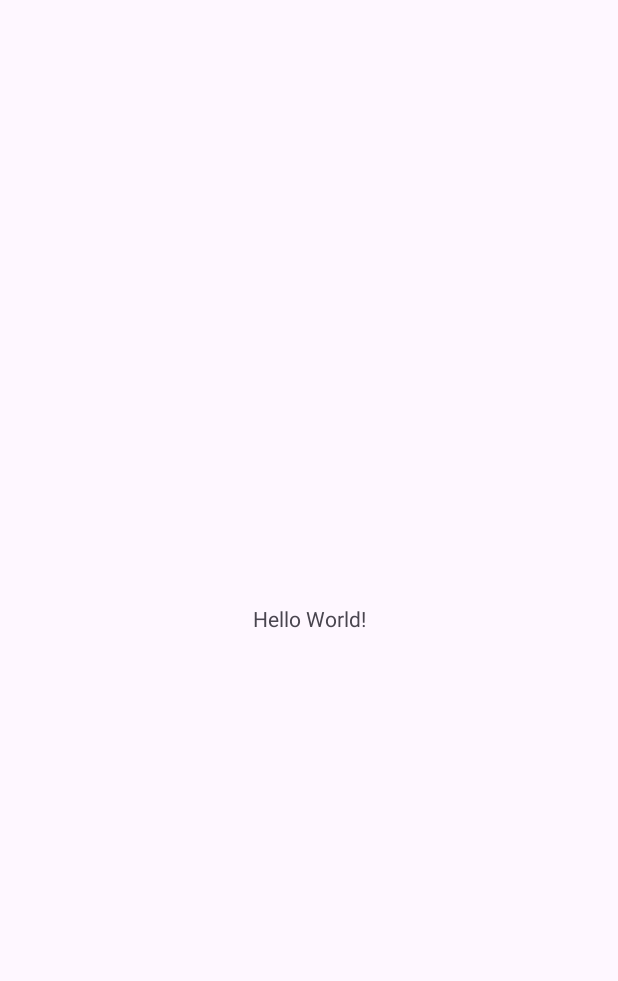
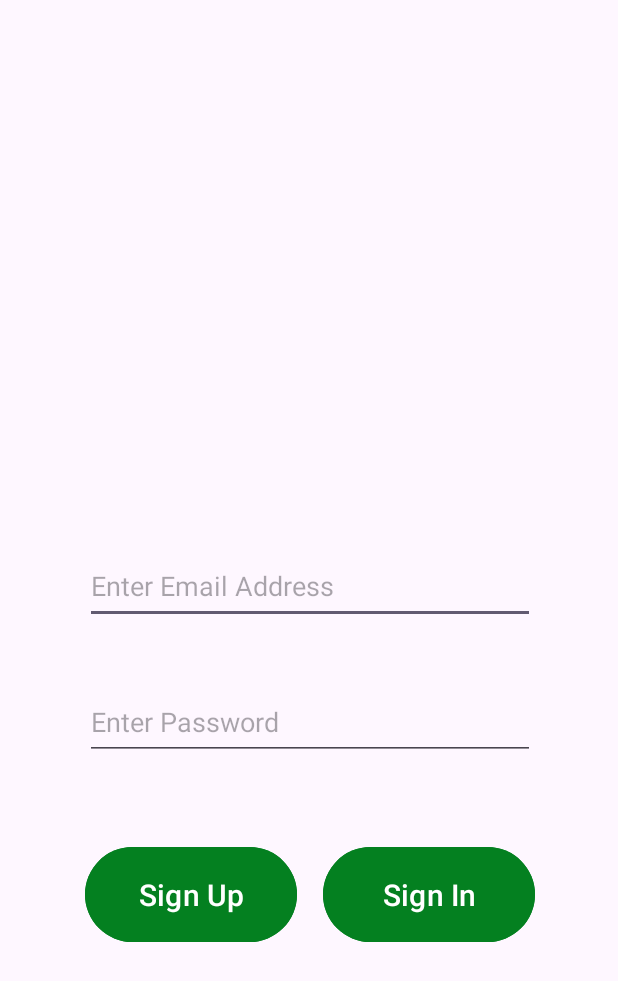
Before and after one commit to sherrys2025/PSET-CarpoolBuddy, an Android app: the screen it shows after launch (MainActivity before the commit, AuthActivity after it), on a phone screen of 412 x 824 dp. Before the commit the part shown is almost empty. Shown: the top 981 px of the screen. Run offline under Robolectric (Android 15) with nearby library versions, the phone set to English and light mode, and no system bars; our stand-ins replace Firebase (no records; nobody signed in at launch, a user with empty details on screens opened directly).

Commit message:
i hate #2

```diff
--- a/app/src/main/java/com/example/carpoolbuddy/AuthActivity.java
+++ b/app/src/main/java/com/example/carpoolbuddy/AuthActivity.java
@@ -1,14 +1,125 @@
 package com.example.carpoolbuddy;
 
+import androidx.annotation.NonNull;
 import androidx.appcompat.app.AppCompatActivity;
 
+import android.content.Intent;
 import android.os.Bundle;
+import android.util.Log;
+import android.view.View;
+import android.widget.EditText;
+import android.widget.Spinner;
+import android.widget.TextView;
+import android.widget.Toast;
+
+import com.google.android.gms.tasks.OnCompleteListener;
+import com.google.android.gms.tasks.Task;
+import com.google.firebase.auth.AuthResult;
+import com.google.firebase.auth.FirebaseAuth;
+import com.google.firebase.auth.FirebaseUser;
+import com.google.firebase.firestore.FirebaseFirestore;
 
 public class AuthActivity extends AppCompatActivity {
 
+//    private GoogleSignInClient mGoogleSignInClient;
+    private FirebaseAuth mAuth;
+    private FirebaseFirestore firestore;
+    private String selected;
+    private Spinner sUserType;
+    private EditText emailField;
+    private EditText passwordField;
+
+    private TextView errorMsg;
+
+
     @Override
     protected void onCreate(Bundle savedInstanceState) {
+        System.out.println("print");
         super.onCreate(savedInstanceState);
         setContentView(R.layout.activity_auth);
+
+        mAuth = FirebaseAuth.getInstance();
+//        firestore = FirebaseFirestore.getInstance();
+
+        emailField = findViewById(R.id.editTextEmail);
+        passwordField = findViewById(R.id.editTextPassword);
+        errorMsg = findViewById(R.id.errorMsg);
     }
+    @Override
+    public void onStart(){
+        super.onStart();
+        // Check if user is signed in (non-null) and update UI accordingly.
+        FirebaseUser currentUser = mAuth.getCurrentUser();
+        if(currentUser != null){
+            updateUI(currentUser);
+        }
+    }
+
+//    void onActivityResult(...){
+//
+//    }
+//    void uploadData(FirebaseUser mUser){
+//
+//    }
+//    private void firebaseAuthWithGoogle(String idToken){
+//
+//    }
+
+    public void signIn(View v){
+        System.out.println("Sign in");
+        String email = emailField.getText().toString();
+        System.out.println(email);
+        String password = passwordField.getText().toString();
+        System.out.println(password);
+        System.out.println();
+
+        mAuth.signInWithEmailAndPassword(email, password)
+                .addOnCompleteListener(this, new OnCompleteListener<AuthResult>() {
+                    @Override
+                    public void onComplete(@NonNull Task<AuthResult> task) {
+                        if (task.isSuccessful()) {
+                            // Sign in success, update UI with the signed-in user's information
+                            Log.d("SIGN IN", "signInWithEmail:success");
+                            FirebaseUser user = mAuth.getCurrentUser();
+                            updateUI(user);
+                        } else {
+                            // If sign in fails, display a message to the user.
+                            Log.w("SIGN IN", "signInWithEmail:failure", task.getException());
+                            errorMsg.setText(task.getException().getMessage());
+                        }
+                    }
+                });
+    }
+    public void signUp(View v){
+        System.out.println("Sign up");
+        String email = emailField.getText().toString();
+        System.out.println(email);
+        String password = passwordField.getText().toString();
+        System.out.println(password);
+        System.out.println();
+
+        mAuth.createUserWithEmailAndPassword(email, password)
+                .addOnCompleteListener(this, new OnCompleteListener<AuthResult>() {
+                    @Override
+                    public void onComplete(@NonNull Task<AuthResult> task) {
+                        if(task.isSuccessful()){
+                            Log.d("SIGN UP", "signUpWithCustomToken:success");
+                            FirebaseUser user = mAuth.getCurrentUser();
+                            updateUI(user);
+                        } else {
+                            // If sign in fails, display a message to the user.
+                            Log.w("SIGN UP", "signUpWithCustomToken:failure", task.getException());
+                            errorMsg.setText(task.getException().getMessage());
+                            //updateUI(null);
+                        }
+                    }
+                });
+    }
+
+    void updateUI(FirebaseUser user){
+        Intent intent = new Intent(this, MainActivity.class);
+        startActivity(intent);
+    }
+
+
 }
--- a/app/src/main/res/layout/activity_auth.xml
+++ b/app/src/main/res/layout/activity_auth.xml
@@ -17,7 +17,37 @@
         app:layout_constraintHorizontal_bias="0.504"
         app:layout_constraintStart_toStartOf="parent"
         app:layout_constraintTop_toTopOf="parent"
-        app:layout_constraintVertical_bias="0.883" />
+        app:layout_constraintVertical_bias="0.9" />
+
+    <Button
+        android:id="@+id/signInButton"
+        android:layout_width="141dp"
+        android:layout_height="67dp"
+        android:layout_marginTop="56dp"
+        android:backgroundTint="#048020"
+        android:fontFamily="sans-serif-medium"
+        android:insetTop="2dp"
+        android:insetBottom="2dp"
+        android:onClick="signIn"
+        android:text="Sign In"
+        android:textSize="20sp"
+        app:layout_constraintEnd_toEndOf="@+id/editTextPassword"
+        app:layout_constraintTop_toBottomOf="@+id/editTextPassword" />
+
+    <Button
+        android:id="@+id/signUpButton"
+        android:layout_width="141dp"
+        android:layout_height="67dp"
+        android:layout_marginTop="56dp"
+        android:backgroundTint="#048020"
+        android:fontFamily="sans-serif-medium"
+        android:insetTop="2dp"
+        android:insetBottom="2dp"
+        android:onClick="signUp"
+        android:text="Sign Up"
+        android:textSize="20sp"
+        app:layout_constraintStart_toStartOf="@+id/editTextPassword"
+        app:layout_constraintTop_toBottomOf="@+id/editTextPassword" />
 
     <EditText
         android:id="@+id/editTextPassword"
@@ -28,36 +58,23 @@
         android:inputType="textPassword"
         app:layout_constraintBottom_toBottomOf="parent"
         app:layout_constraintEnd_toEndOf="parent"
-        app:layout_constraintHorizontal_bias="0.5"
+        app:layout_constraintHorizontal_bias="0.504"
         app:layout_constraintStart_toStartOf="parent"
         app:layout_constraintTop_toTopOf="parent"
-        app:layout_constraintVertical_bias="0.5" />
+        app:layout_constraintVertical_bias="0.59" />
 
-    <Button
-        android:id="@+id/signUpButton"
-        android:layout_width="141dp"
-        android:layout_height="67dp"
-        android:layout_marginTop="60dp"
-        android:backgroundTint="#048020"
-        android:fontFamily="sans-serif-medium"
-        android:insetTop="2dp"
-        android:insetBottom="2dp"
-        android:text="Sign Up"
-        android:textSize="20sp"
-        app:layout_constraintStart_toStartOf="@+id/editTextPassword"
-        app:layout_constraintTop_toBottomOf="@+id/editTextPassword" />
+    <TextView
+        android:id="@+id/errorMsg"
+        android:layout_width="300dp"
+        android:layout_height="80dp"
+        android:layout_marginBottom="48dp"
+        android:ems="10"
+        android:inputType="text"
+        android:text=" "
+        android:textColor="#FF0000"
+        app:layout_constraintBottom_toTopOf="@+id/editTextEmail"
+        app:layout_constraintEnd_toEndOf="parent"
+        app:layout_constraintHorizontal_bias="0.504"
+        app:layout_constraintStart_toStartOf="parent" />
 
-    <Button
-        android:id="@+id/signInButton"
-        android:layout_width="141dp"
-        android:layout_height="67dp"
-        android:layout_marginTop="60dp"
-        android:backgroundTint="#048020"
-        android:fontFamily="sans-serif-medium"
-        android:insetTop="2dp"
-        android:insetBottom="2dp"
-        android:text="Sign In"
-        android:textSize="20sp"
-        app:layout_constraintEnd_toEndOf="@+id/editTextPassword"
-        app:layout_constraintTop_toBottomOf="@+id/editTextPassword" />
 </androidx.constraintlayout.widget.ConstraintLayout>
```
Also changed, not shown: app/src/main/AndroidManifest.xml (+5 -4 lines).
